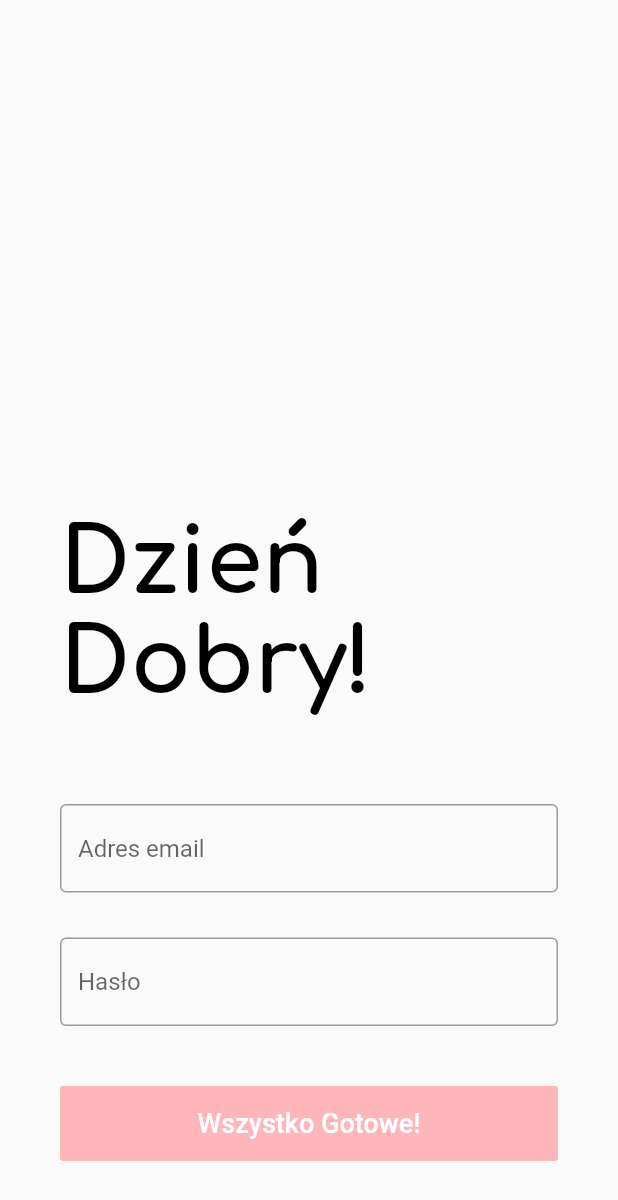
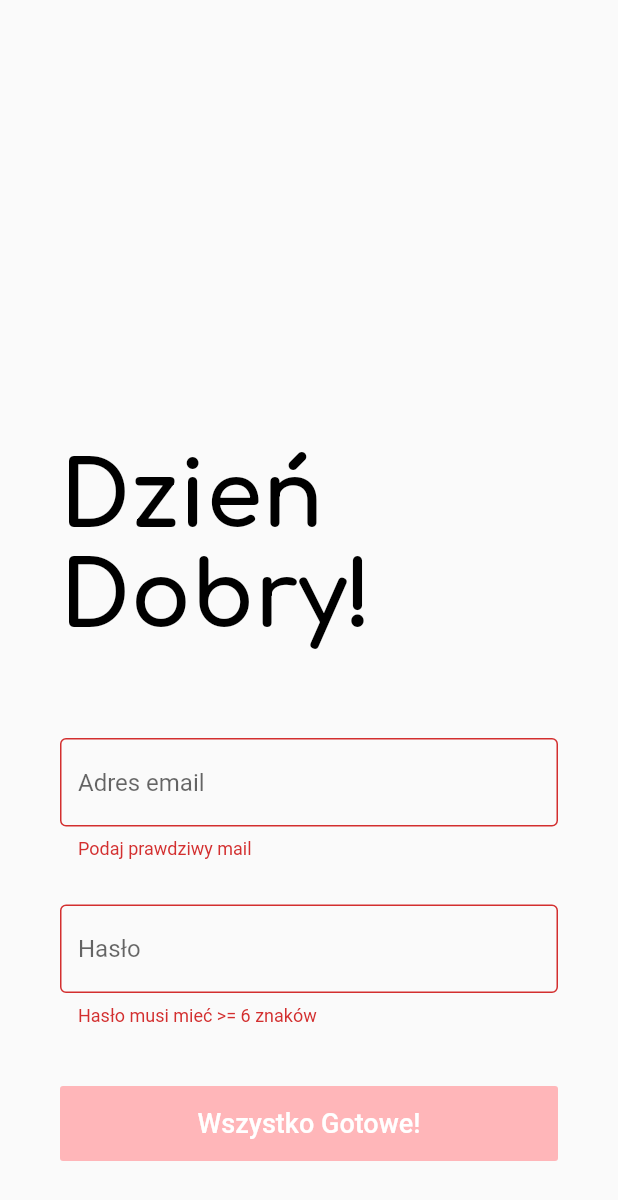
Before and after one commit to Filipasek/messages, a Flutter app: the screen it shows after launch, on a phone screen of 412 x 824 dp. Shown: the top 1200 px of the screen. Run offline on Flutter 3.47's test engine with Material 2 defaults, Android fonts, the phone set to English and light mode, and no system bars; our stand-ins replace google_fonts, shared_preferences.

Commit message:
backup (not working actually)

```diff
--- a/lib/getters/thread_list.dart
+++ b/lib/getters/thread_list.dart
@@ -6,7 +6,7 @@ import 'package:http/http.dart' as http;
 
 _read() async {
     final prefs = await SharedPreferences.getInstance();
-    final key = 'my_int_key';
+    final key = 'my_credentials_key';
     final value = prefs.getString(key) ?? 0;
     // print('read: $value');
     return value;
--- a/lib/main.dart
+++ b/lib/main.dart
@@ -47,10 +47,8 @@ class _MainState extends State<Main> {
   Future<Widget> _isSomething;
   Future<Widget> _read() async {
     final prefs = await SharedPreferences.getInstance();
-    final key = 'my_int_key';
+    final key = 'my_credentials_key';
     final value = prefs.getString(key) ?? 0;
-    print('read: $value');
-    // return value;
     if (value == 0)
       return LoginScreen();
     else
@@ -84,10 +82,9 @@ class _MainState extends State<Main> {
           return LoginScreen();
         else {
           return Container(
-            color: Colors.white,
+            color: Theme.of(context).primaryColor,
             width: double.infinity,
             height: double.infinity,
-            child: CircularProgressIndicator(),
           );
         }
       },
--- a/lib/screens/login_screen.dart
+++ b/lib/screens/login_screen.dart
@@ -18,7 +18,6 @@ class _LoginScreenState extends State<LoginScreen> {
       },
       child: Scaffold(
         body: Container(
-          padding: EdgeInsets.fromLTRB(40.0, 0.0, 40.0, 0.0),
           child: LoginForm(),
         ),
       ),
--- a/lib/widgets/custom_login_form.dart
+++ b/lib/widgets/custom_login_form.dart
@@ -1,6 +1,6 @@
 import 'package:flutter/material.dart';
 import 'package:google_fonts/google_fonts.dart';
-import '../screens/thread_list_screen.dart';
+import '../getters/credentials.dart';
 
 class LoginForm extends StatefulWidget {
   @override
@@ -9,18 +9,25 @@ class LoginForm extends StatefulWidget {
 
 class _LoginFormState extends State<LoginForm> {
   final _formKey = GlobalKey<FormState>();
-
+  bool error_401 = false;
+  String _email;
+  String _password;
   @override
   Widget build(BuildContext context) {
     return Form(
+
+      autovalidate: true,
       key: _formKey,
       child: new Theme(
         data: new ThemeData(
           primaryColor: Theme.of(context).accentColor,
+          accentColor: Theme.of(context).accentColor,
         ),
         child: Container(
           alignment: Alignment.bottomCenter,
           child: SingleChildScrollView(
+            child: Container(
+              padding: EdgeInsets.fromLTRB(40.0, 0.0, 40.0, 0.0),
               child: Column(
                 mainAxisAlignment: MainAxisAlignment.end,
                 children: <Widget>[
@@ -47,8 +54,17 @@ class _LoginFormState extends State<LoginForm> {
                         hintText: "Oczywiście taki, jak na Messengerze",
                         border: OutlineInputBorder(),
                       ),
-                    validator: (input) =>
-                        !input.contains('@') ? 'Podaj prawdziwy mail' : null,
+                      // validator: (input) => !input.contains('@') ? 'Podaj prawdziwy mail' : null,
+                      validator: (input) {
+                        if (!input.contains('@')) {
+                          return 'Podaj prawdziwy mail';
+                        } else if (error_401) {
+                          return 'Nieprawidłowy mail';
+                        } else {
+                          return null;
+                        }
+                      },
+                      onSaved: (input) => _email = input,
                     ),
                   ),
                   Padding(
@@ -62,8 +78,17 @@ class _LoginFormState extends State<LoginForm> {
                           hintText: "Oczywiście takie, jak na Messengerze",
                           border: OutlineInputBorder(),
                         ),
-                    validator: (input) =>
-                        input.length < 6 ? 'Hasło musi mieć >= 6 znaków' : null,
+                        validator: (input) {
+                          if(input.length < 6){
+                          return 'Hasło musi mieć >= 6 znaków';
+                        }else if(error_401){
+                          return 'Nieprawidłowe hasło';
+                        }else{
+                          return null;
+                        }
+                        },
+                        onSaved: (input) => _password = input,
+
                         ),
                   ),
                   Container(
@@ -71,17 +96,13 @@ class _LoginFormState extends State<LoginForm> {
                     height: 50.0,
                     margin: EdgeInsets.only(bottom: 50.0),
                     child: FlatButton(
-                    // onPressed: () {
-                    //   if (_formKey.currentState.validate()) {
-                    //     Scaffold.of(context).showSnackBar(SnackBar(
-                    //       content: Text('Przetwarzanie danych'),
-                    //     ));
-                    //   }
-                    // },
-                    onPressed: () => Navigator.push(
-                      context,
-                      MaterialPageRoute(builder: (_) => ThreadListScreen()),
-                    ),
+                      onPressed: () {
+                        if (getCredentials(_email, _password, context) == "401") {
+                          setState(() {
+                            error_401 = true;
+                          });
+                        }
+                      },
                       color: Theme.of(context).accentColor,
                       padding: EdgeInsets.all(10.0),
                       child: Text(
@@ -98,6 +119,7 @@ class _LoginFormState extends State<LoginForm> {
             ),
           ),
         ),
+      ),
     );
   }
 }
```
Also changed, not shown: lib/getters/credentials.dart (added, +39 -0 lines). Lines whose indentation alone changed are shown as unchanged.
